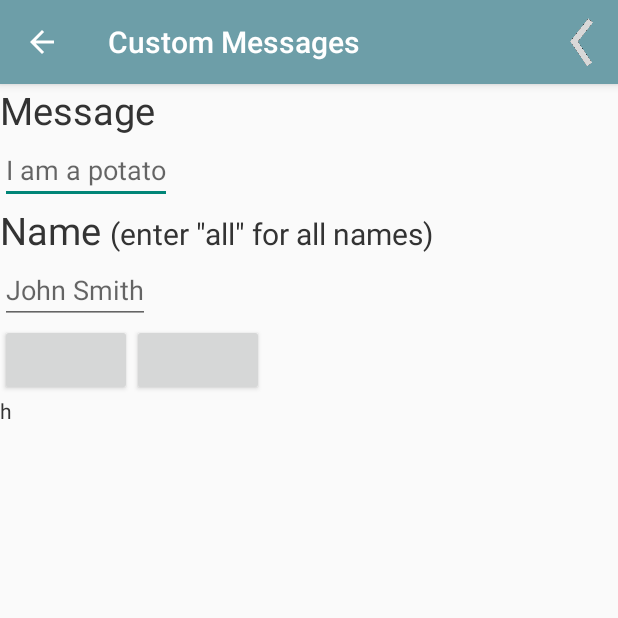
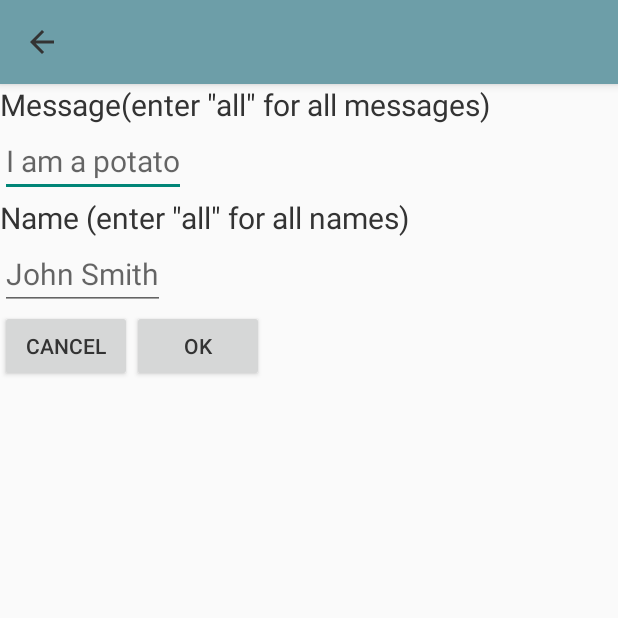
Before and after one commit to lawrenceztang/Popula, an Android app: the screen it shows after launch (CustomMessageActivity before the commit, EnterMessage after it), after a tap on "New Message", on a phone screen of 412 x 824 dp, the top half of it. Run offline under Robolectric (Android 15) with nearby library versions, the phone set to English and light mode, and no system bars.

Commit message:
custom, sharedPreferences

```diff
--- a/app/src/main/java/com/example/lawrence/popula/CustomMessageActivity.java
+++ b/app/src/main/java/com/example/lawrence/popula/CustomMessageActivity.java
@@ -2,26 +2,38 @@ package com.example.lawrence.popula;
 
 import android.app.Activity;
 import android.content.Intent;
+import android.content.SharedPreferences;
 import android.os.Bundle;
 import android.support.v4.app.NavUtils;
-import android.support.v4.app.ShareCompat;
+import android.util.TypedValue;
+import android.view.LayoutInflater;
 import android.view.Menu;
 import android.view.MenuItem;
 import android.widget.LinearLayout;
 import android.widget.TextView;
 
+import java.util.ArrayList;
+
 public class CustomMessageActivity extends Activity {
 
-    LinearLayout messagesList;
+    LinearLayout layoutList;
+    ArrayList<TextView> namesTextViews;
+    ArrayList<TextView> messagesTextViews;
+    final int MESSAGE_ACTIVITY_RESULT = 0;
+
+    LayoutInflater inflater;
 
     @Override
     protected void onCreate(Bundle savedInstanceState) {
         super.onCreate(savedInstanceState);
-        setContentView(R.layout.texts_from);
+        setContentView(R.layout.custom_message);
         setTitle("Custom Messages");
-        getActionBar().setDisplayHomeAsUpEnabled(true);
-        messagesList = findViewById(R.id.messagesList);
-
+        if(getActionBar() != null) { getActionBar().setDisplayHomeAsUpEnabled(true); }
+        layoutList = findViewById(R.id.messagesList);
+        namesTextViews = new ArrayList<>();
+        messagesTextViews = new ArrayList<>();
+        inflater = getLayoutInflater();
+        loadPreferences();
     }
 
     @Override
@@ -38,12 +50,69 @@ public class CustomMessageActivity extends Activity {
                 return true;
             case R.id.add_message:
                 Intent intent = new Intent(this, EnterMessage.class);
-                startActivity(intent);
-                TextView textView = new TextView(this);
-                textView.setText("h");
-                messagesList.addView(textView);
+                startActivityForResult(intent, MESSAGE_ACTIVITY_RESULT);
             default:
                 return super.onOptionsItemSelected(item);
         }
     }
+
+    @Override
+    protected void onActivityResult(int requestCode, int resultCode, Intent data) {
+        super.onActivityResult(requestCode, resultCode, data);
+        if (requestCode == MESSAGE_ACTIVITY_RESULT) {
+            if (resultCode == RESULT_OK) {
+                namesTextViews.add(new TextView(this));
+                namesTextViews.get(namesTextViews.size() - 1).setText(data.getStringExtra("customNameInput"));
+                namesTextViews.get(namesTextViews.size() - 1).setTextSize(TypedValue.COMPLEX_UNIT_PX, getResources().getDimension(R.dimen.large_text));
+                layoutList.addView(namesTextViews.get(namesTextViews.size() - 1));
+                messagesTextViews.add(new TextView(this));
+                messagesTextViews.get(messagesTextViews.size() - 1).setTextSize(TypedValue.COMPLEX_UNIT_PX, getResources().getDimension(R.dimen.small_text));
+                messagesTextViews.get(messagesTextViews.size() - 1).setText(data.getStringExtra("customMessageInput"));
+                layoutList.addView(messagesTextViews.get(messagesTextViews.size() - 1));
+                layoutList.addView(inflater.inflate(R.layout.line_view, layoutList, false));
+
+            }
+        }
+    }
+
+    private void savePreferences(){
+        SharedPreferences sharedPreferences = getPreferences(MODE_PRIVATE);
+        SharedPreferences.Editor editor = sharedPreferences.edit();
+        for(int i = 0; i < namesTextViews.size(); i++) {
+            editor.putString("name" + i, namesTextViews.get(i).getText().toString());
+            editor.putString("message" + i, messagesTextViews.get(i).getText().toString());
+        }
+        editor.putInt("messagesSize", messagesTextViews.size());
+        editor.apply();
+    }
+
+    private void loadPreferences(){
+        SharedPreferences sharedPreferences = getPreferences(MODE_PRIVATE);
+        for(int i = 0; i < sharedPreferences.getInt("messagesSize", 0); i++) {
+
+            namesTextViews.add(new TextView(this));
+            namesTextViews.get(i).setText(sharedPreferences.getString("name" + i, ""));
+            namesTextViews.get(i).setTextSize(TypedValue.COMPLEX_UNIT_PX, getResources().getDimension(R.dimen.large_text));
+            layoutList.addView(namesTextViews.get(i));
+
+            messagesTextViews.add(new TextView(this));
+            messagesTextViews.get(i).setText(sharedPreferences.getString("message" + i, ""));
+            messagesTextViews.get(i).setTextSize(TypedValue.COMPLEX_UNIT_PX, getResources().getDimension(R.dimen.small_text));
+            layoutList.addView(messagesTextViews.get(i));
+
+            layoutList.addView(inflater.inflate(R.layout.line_view, layoutList, false));
+        }
+    }
+
+    @Override
+    public void onBackPressed() {
+        savePreferences();
+        super.onBackPressed();
+    }
+
+    @Override
+    protected void onDestroy() {
+        super.onDestroy();
+        savePreferences();
+    }
 }
--- a/app/src/main/java/com/example/lawrence/popula/EnterMessage.java
+++ b/app/src/main/java/com/example/lawrence/popula/EnterMessage.java
@@ -1,12 +1,75 @@
 package com.example.lawrence.popula;
 
 import android.app.Activity;
+import android.content.Context;
+import android.content.Intent;
 import android.os.Bundle;
+import android.view.KeyEvent;
+import android.view.View;
+import android.view.inputmethod.InputMethodManager;
+import android.widget.Button;
+import android.widget.EditText;
+import android.widget.TextView;
 
-public class EnterMessage extends Activity{
+public class EnterMessage extends Activity implements View.OnClickListener, TextView.OnEditorActionListener{
+
+    Button okButton;
+    Button cancelButton;
+    EditText customMessageEditText;
+    EditText customNameEditText;
+
     @Override
     protected void onCreate(Bundle savedInstanceState) {
         super.onCreate(savedInstanceState);
-        setContentView(R.layout.texts_from_input);
+        setContentView(R.layout.enter_message_activity);
+
+        okButton = findViewById(R.id.okButton);
+        cancelButton = findViewById(R.id.cancelButton);
+        okButton.setOnClickListener(this);
+        cancelButton.setOnClickListener(this);
+        customMessageEditText = findViewById(R.id.customMessageInput);
+        customNameEditText = findViewById(R.id.customNameInput);
+        customNameEditText.setOnEditorActionListener(this);
+    }
+
+    @Override
+    public void onClick(View view) {
+        Intent intent = this.getIntent();
+        switch (view.getId()) {
+            case R.id.okButton:
+                if(customMessageEditText.getText() != null) {
+                    intent.putExtra("customMessageInput", customMessageEditText.getText().toString());
+                }
+                else {
+                    customNameEditText.setHint("Empty Field!");
+                    return;
+                }
+                if(customNameEditText.getText() != null) {
+                    intent.putExtra("customNameInput", customNameEditText.getText().toString());
+                }
+                else {
+                    customNameEditText.setHint("Empty Field!");
+                    return;
+                }
+                break;
+            case R.id.cancelButton:
+                setResult(RESULT_CANCELED, intent);
+                finish();
+        }
+        setResult(RESULT_OK, intent);
+        finish();
+    }
+
+    @Override
+    public boolean onEditorAction(TextView v, int actionId, KeyEvent event) {
+        boolean handled = false;
+        switch (v.getId()) {
+            case R.id.customNameInput:
+                customNameEditText.clearFocus();
+                InputMethodManager imm = (InputMethodManager) getSystemService(Context.INPUT_METHOD_SERVICE);
+                imm.hideSoftInputFromWindow(v.getWindowToken(), 0);
+                break;
+        }
+        return true;
     }
 }
--- /dev/null
+++ b/app/src/main/res/layout/enter_message_activity.xml
@@ -0,0 +1,72 @@
+<?xml version="1.0" encoding="utf-8"?>
+<LinearLayout xmlns:android="http://schemas.android.com/apk/res/android"
+    android:orientation="vertical"
+    android:layout_width="match_parent"
+    android:layout_height="match_parent">
+<LinearLayout
+    android:layout_width="match_parent"
+    android:layout_height="wrap_content"
+    android:orientation="horizontal">
+    <TextView
+        android:layout_width="wrap_content"
+        android:layout_height="wrap_content"
+        android:text="Message"
+        android:textSize="@dimen/large_text"/>
+    <TextView
+        android:layout_width="wrap_content"
+        android:layout_height="wrap_content"
+        android:text="(enter &quot;all&quot; for all messages)"
+        android:textSize="@dimen/small_text"/>
+</LinearLayout>
+
+    <EditText
+        android:layout_width="wrap_content"
+        android:layout_height="wrap_content"
+        android:hint="I am a potato"
+        android:id="@+id/customMessageInput"
+        android:textSize="@dimen/large_text"
+        android:imeOptions="actionDone"
+        android:maxLines="1"/>
+
+    <LinearLayout
+        android:layout_width="wrap_content"
+        android:layout_height="wrap_content"
+        android:orientation="horizontal">
+
+        <TextView
+            android:layout_width="wrap_content"
+            android:layout_height="wrap_content"
+            android:text="Name "
+            android:textSize="@dimen/large_text" />
+
+        <TextView
+            android:layout_width="wrap_content"
+            android:layout_height="wrap_content"
+            android:text="(enter &quot;all&quot; for all names)"
+            android:textSize="@dimen/small_text" />
+    </LinearLayout>
+
+    <EditText
+        android:layout_width="wrap_content"
+        android:layout_height="wrap_content"
+        android:hint="John Smith"
+        android:id="@+id/customNameInput"
+        android:textSize="@dimen/large_text"
+        android:imeOptions="actionDone"
+        android:maxLines="1"/>
+
+    <LinearLayout
+        android:layout_width="wrap_content"
+        android:layout_height="wrap_content">
+        <Button
+            android:layout_width="wrap_content"
+            android:layout_height="wrap_content"
+            android:text="CANCEL"
+            android:id="@+id/cancelButton"/>
+        <Button
+            android:layout_width="wrap_content"
+            android:layout_height="wrap_content"
+            android:text="OK"
+            android:id="@+id/okButton"/>
+    </LinearLayout>
+</LinearLayout>
--- a/app/src/main/res/layout/texts_from.xml
+++ /dev/null
@@ -1,52 +0,0 @@
-<?xml version="1.0" encoding="utf-8"?>
-
-<LinearLayout xmlns:android="http://schemas.android.com/apk/res/android"
-    android:orientation="vertical" android:layout_width="match_parent"
-    android:layout_height="match_parent"
-    android:id="@+id/messagesList">
-
-<TextView
-    android:layout_width="wrap_content"
-    android:layout_height="wrap_content"
-    android:text="Message"
-    android:textSize="25dp"/>
-
-    <EditText
-        android:layout_width="wrap_content"
-        android:layout_height="wrap_content"
-        android:hint="I am a potato"/>
-
-    <LinearLayout
-        android:layout_width="wrap_content"
-        android:layout_height="wrap_content"
-        android:orientation="horizontal">
-
-    <TextView
-        android:layout_width="wrap_content"
-        android:layout_height="wrap_content"
-        android:text="Name "
-        android:textSize="25dp" />
-
-        <TextView
-            android:layout_width="wrap_content"
-            android:layout_height="wrap_content"
-            android:text="(enter &quot;all&quot; for all names)"
-            android:textSize="20dp"/>
-    </LinearLayout>
-
-    <EditText
-        android:layout_width="wrap_content"
-        android:layout_height="wrap_content"
-       android:hint="John Smith" />
-
-    <LinearLayout
-        android:layout_width="wrap_content"
-        android:layout_height="wrap_content">
-    <Button
-        android:layout_width="wrap_content"
-        android:layout_height="wrap_content" />
-    <Button
-        android:layout_width="wrap_content"
-        android:layout_height="wrap_content" />
-    </LinearLayout>
-</LinearLayout>
--- a/app/src/main/res/layout/texts_from_input.xml
+++ /dev/null
@@ -1,6 +0,0 @@
-<?xml version="1.0" encoding="utf-8"?>
-<LinearLayout xmlns:android="http://schemas.android.com/apk/res/android"
-    android:orientation="vertical" android:layout_width="match_parent"
-    android:layout_height="match_parent">
-
-</LinearLayout>
--- a/app/src/main/res/menu/add_message.xml
+++ b/app/src/main/res/menu/add_message.xml
@@ -4,7 +4,7 @@
     <item
         android:title="New Message"
         android:id="@+id/add_message"
-        android:icon="@drawable/arrow"
+        android:icon="@drawable/plus"
         android:orderInCategory="100"
         android:showAsAction="always" />
 </menu>
--- /dev/null
+++ b/app/src/main/res/values/dimensions.xml
@@ -0,0 +1,6 @@
+<?xml version="1.0" encoding="utf-8"?>
+<resources>
+    <dimen name="small_text">20dp</dimen>
+    <dimen name="large_text">20dp</dimen>
+    <dimen name="one_dp">1dp</dimen>
+</resources>
--- a/app/src/main/res/values/styles.xml
+++ b/app/src/main/res/values/styles.xml
@@ -4,7 +4,7 @@
         <item name="android:textColor">@color/darkText</item>
         <item name="android:colorPrimary">@color/lightBlue</item>
         <item name="android:colorPrimaryDark">@color/deepGreenBlue</item>
-        <item name="android:textColorPrimary">@color/white</item>
+        <item name="android:textColorPrimary">@color/darkText</item>
     </style>
 
 </resources>
```
Also changed, not shown: app/src/main/AndroidManifest.xml (+15 -2 lines), app/src/main/java/com/example/lawrence/popula/MainActivity.java (+43 -20 lines), app/src/main/res/layout/activity_main.xml (+0 -24 lines), app/src/main/res/layout/custom_message.xml (added, +13 -0 lines), app/src/main/res/layout/line_view.xml (added, +7 -0 lines), app/src/main/res/drawable/plus.png (added).
